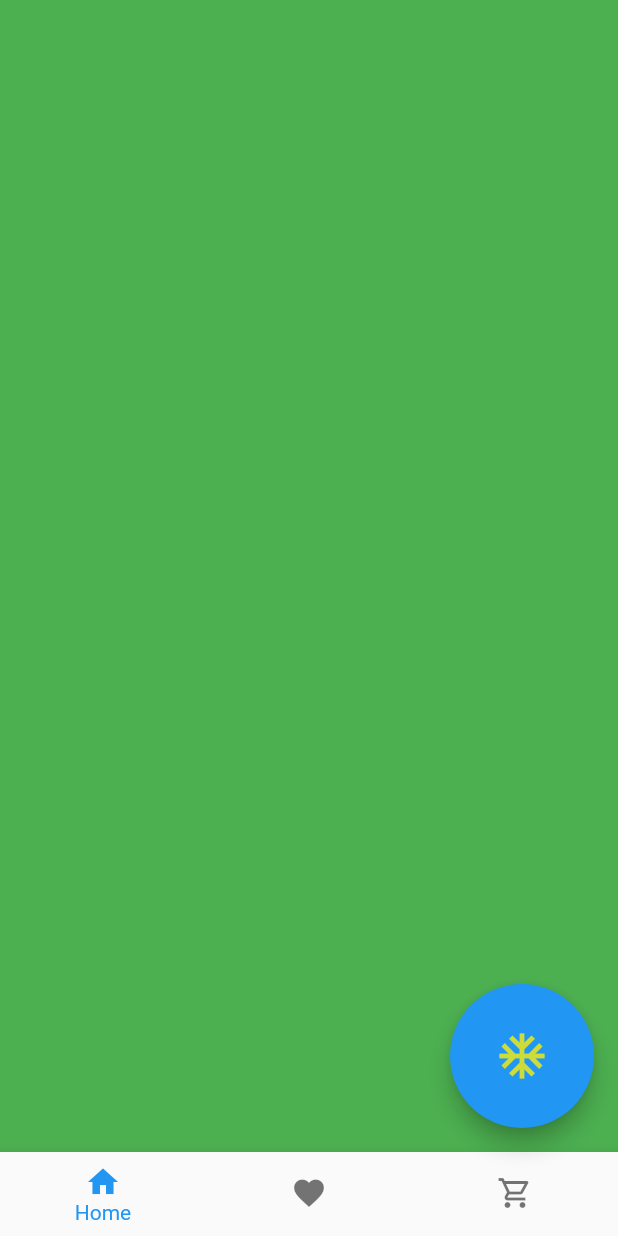
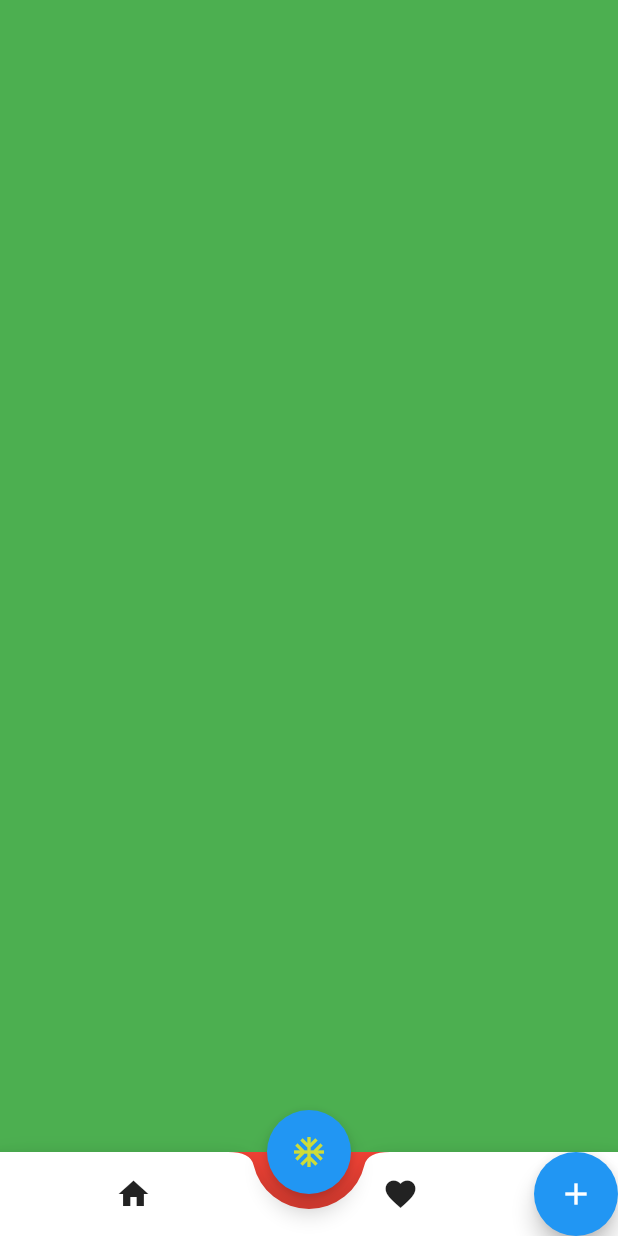
Before and after one commit to oxunov713/monday_0910, a Flutter app: the screen it shows after launch, on a phone screen of 412 x 824 dp. Run offline on Flutter 3.47's test engine with Material 2 defaults, Android fonts, the phone set to English and light mode, and no system bars.

Commit message:
BottomAppBar

```diff
--- a/lib/custom_navigationbar.dart
+++ b/lib/custom_navigationbar.dart
@@ -9,30 +9,35 @@ class CustomNavigatinBar extends StatelessWidget {
 
   @override
   Widget build(BuildContext context) {
-    return BottomNavigationBar(
-      currentIndex: pageNum,
-      onTap: (value) => onPageChange(value),
-      landscapeLayout: BottomNavigationBarLandscapeLayout.linear,
-      showSelectedLabels: true,
-      showUnselectedLabels: false,
-      items: const [
-        BottomNavigationBarItem(
-          icon: Icon(Icons.home_outlined),
-          label: "Home",
-          activeIcon: Icon(Icons.home),
-        ),
-        BottomNavigationBarItem(
-          icon: Icon(Icons.favorite_outlined),
-          label: "Like",
-          activeIcon: Icon(Icons.favorite),
-        ),
-        BottomNavigationBarItem(
-          icon: Icon(Icons.shopping_cart_outlined),
-          label: "Cart",
-          activeIcon: Icon(Icons.shopping_cart),
-        ),
-
-      ],
+    return BottomAppBar(
+      shape: CircularNotchedRectangle(),
+      notchMargin: 10,
+      clipBehavior: Clip.antiAlias,
+      surfaceTintColor: Colors.transparent,
+      child: Row(
+        children: [
+          Expanded(
+            flex: 2,
+            child: Row(
+              mainAxisAlignment: MainAxisAlignment.spaceAround,
+              children: [
+                IconButton(
+                  onPressed: () {},
+                  icon: Icon(Icons.home),
+                ),
+                IconButton(
+                  onPressed: () {},
+                  icon: Icon(Icons.favorite_outlined),
+                ),
+              ],
+            ),
+          ),
+          FloatingActionButton(
+            onPressed: () {},
+            child: Icon(Icons.add),
+          ),
+        ],
+      ),
     );
   }
 }
--- a/lib/home.dart
+++ b/lib/home.dart
@@ -22,7 +22,7 @@ class _HomePageState extends State<HomePage> {
   @override
   Widget build(BuildContext context) {
     return SafeArea(
-      child: Scaffold(
+      child: Scaffold(backgroundColor: Colors.red,
         body: PageView(
           controller: pageController,
           physics: BouncingScrollPhysics(),
@@ -51,7 +51,8 @@ class _HomePageState extends State<HomePage> {
           },
           pageNum: pageNum,
         ),
-        floatingActionButton: FloatingActionButton.large(
+        floatingActionButtonLocation: FloatingActionButtonLocation.centerDocked,
+        floatingActionButton: FloatingActionButton(
           onPressed: () {},
           child: Icon(Icons.ac_unit, color: Colors.lime),
         ),
```
